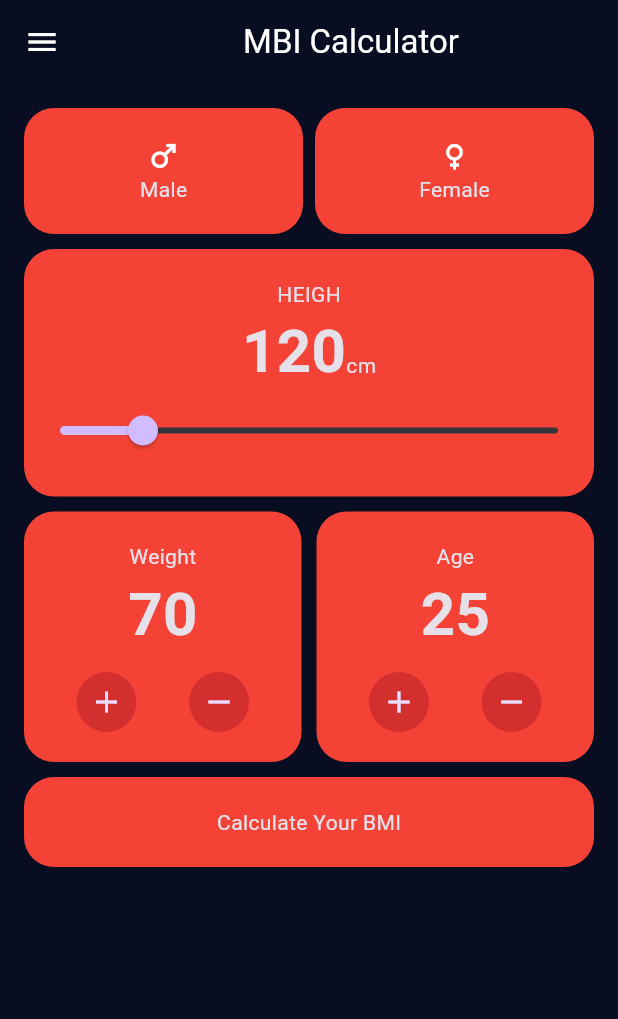
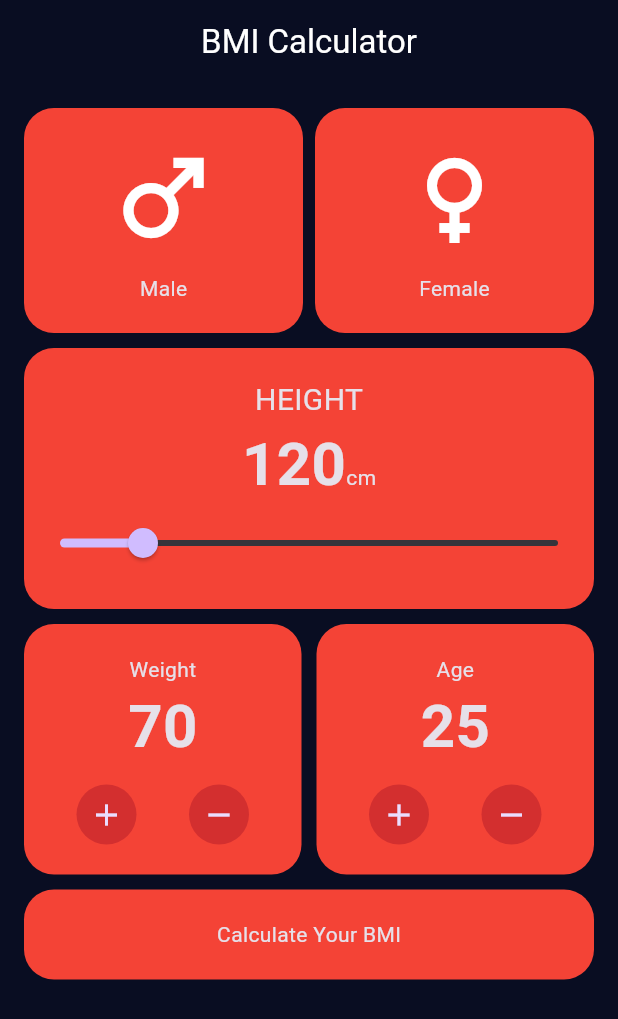
Before and after one commit to mdsiamulislam/DIU99DayCodingChallengeApp, a Flutter app: the MyHomePage screen opened directly, after a tap on the "add" icon, after a tap on the "remove" icon, on a phone screen of 412 x 824 dp. Shown: the top 1019 px of the screen. Run offline on Flutter 3.47's test engine with Material 3 defaults, Android fonts, the phone set to English and light mode, and no system bars.

Commit message:
Day 2 proejct finish

```diff
--- a/Day02/lib/main.dart
+++ b/Day02/lib/main.dart
@@ -1,7 +1,9 @@
+import 'package:bmiapp/result_page.dart';
 import 'package:flutter/material.dart';
-enum SetClick{
-  incresed,
-  decriesd,
+
+enum SetClick {
+  increased,
+  decreased,
   none
 }
 
@@ -12,28 +14,24 @@ void main() {
 class MyApp extends StatelessWidget {
   const MyApp({super.key});
 
-  // This widget is the root of your application.
   @override
   Widget build(BuildContext context) {
     return MaterialApp(
-      title: 'Flutter Demo',
+      title: 'BMI Calculator',
       theme: ThemeData.dark().copyWith(
         scaffoldBackgroundColor: Color(0xFF090D22),
         appBarTheme: AppBarTheme(
           backgroundColor: Color(0xFF090D22),
           foregroundColor: Colors.white,
-        )
         ),
-      home: const MyHomePage(title: 'MBI Calculator'),
+      ),
+      home: const MyHomePage(title: 'BMI Calculator'),
     );
   }
 }
 
-
-
 class MyHomePage extends StatefulWidget {
   const MyHomePage({super.key, required this.title});
-
   final String title;
 
   @override
@@ -41,30 +39,24 @@ class MyHomePage extends StatefulWidget {
 }
 
 class _MyHomePageState extends State<MyHomePage> {
+  int height = 120, weight = 70, age = 25;
 
-
-  int height = 120,weight = 70, ages=25;
-
-  void weightChange(SetClick setClick , SetClick age){
+  void weightChange(SetClick weightChange, SetClick ageChange) {
     setState(() {
-      if((setClick == SetClick.incresed) && (age == SetClick.none)){
-        if(weight>0 && weight < 200){
+      if (weightChange == SetClick.increased && weight < 200) {
         weight++;
-        }
-      }else if((setClick == SetClick.decriesd) && (age == SetClick.none)){
-        if(weight>0 && weight < 200){
+      } else if (weightChange == SetClick.decreased && weight > 0) {
         weight--;
-        }
-      }else if((setClick == SetClick.none) && (age == SetClick.incresed)){
-        if(ages>0 && ages<120){
-          ages++;
-        }
-      }else if((setClick == SetClick.none) && (age == SetClick.decriesd)){
-        if(ages>0 && ages<120){
-          ages--;
-        }
+      } else if (ageChange == SetClick.increased && age < 120) {
+        age++;
+      } else if (ageChange == SetClick.decreased && age > 0) {
+        age--;
       }
     });
+  }
+
+  double calculateBMI() {
+    return weight / ((height / 100) * (height / 100));
   }
 
   @override
@@ -72,209 +64,190 @@ class _MyHomePageState extends State<MyHomePage> {
     return Scaffold(
       appBar: AppBar(
         title: Center(child: Text(widget.title)),
-
-        leading: Icon(Icons.menu),
       ),
-      body: Padding(padding: EdgeInsets.all(16),
+      body: Padding(
+        padding: EdgeInsets.all(16),
         child: Column(
           children: [
             Row(
               children: [
                 Expanded(
+                  child: GenderCard(icon: Icons.male, label: "Male"),
+                ),
+                SizedBox(width: 8),
+                Expanded(
+                  child: GenderCard(icon: Icons.female, label: "Female"),
+                ),
+              ],
+            ),
+            SizedBox(height: 10),
+            HeightCard(height: height, onChanged: (newHeight) {
+              setState(() {
+                height = newHeight;
+              });
+            }),
+            SizedBox(height: 10),
+            Row(
+              children: [
+                Expanded(
+                  child: InputCard(
+                    title: "Weight",
+                    value: weight,
+                    onIncrease: () => weightChange(SetClick.increased, SetClick.none),
+                    onDecrease: () => weightChange(SetClick.decreased, SetClick.none),
+                  ),
+                ),
+                SizedBox(width: 10),
+                Expanded(
+                  child: InputCard(
+                    title: "Age",
+                    value: age,
+                    onIncrease: () => weightChange(SetClick.none, SetClick.increased),
+                    onDecrease: () => weightChange(SetClick.none, SetClick.decreased),
+                  ),
+                ),
+              ],
+            ),
+            SizedBox(height: 10),
+            GestureDetector(
+              onTap: () {
+                Navigator.push(
+                  context,
+                  MaterialPageRoute(
+                    builder: (context) => ResultPage(
+                      bmi: calculateBMI(),
+                      age: age,
+                      weight: weight,
+                    ),
+                  ),
+                );
+              },
               child: Container(
+                child: Center(child: Text("Calculate Your BMI")),
+                padding: EdgeInsets.symmetric(vertical: 20),
+                width: double.infinity,
+                decoration: BoxDecoration(
+                  color: Colors.red,
+                  borderRadius: BorderRadius.circular(20),
+                ),
+              ),
+            ),
+          ],
+        ),
+      ),
+    );
+  }
+}
+
+class GenderCard extends StatelessWidget {
+  final IconData icon;
+  final String label;
+
+  const GenderCard({required this.icon, required this.label});
+
+  @override
+  Widget build(BuildContext context) {
+    return Container(
       child: Column(
         children: [
-                    Icon(Icons.male),
-                    Text("Male"),
+          Icon(icon, size: 80),
+          SizedBox(height: 10),
+          Text(label),
         ],
       ),
       padding: EdgeInsets.symmetric(vertical: 20),
       decoration: BoxDecoration(
         color: Colors.red,
-                      borderRadius: BorderRadius.circular(20)
+        borderRadius: BorderRadius.circular(20),
       ),
-              ),),
-              SizedBox(
-                width: 8,
-              ),
-              Expanded(
-                child: Container(
-                  child: Column(
-                    children: [
-                      Icon(Icons.female),
-                      Text("Female"),
-                    ],
-                  ),
-                  padding: EdgeInsets.symmetric(vertical: 20),
-                  decoration: BoxDecoration(
-                      color: Colors.red,
-                      borderRadius: BorderRadius.circular(20)
-                  ),
-                ),),
+    );
+  }
+}
 
-            ],
-          ),
-          SizedBox(
-            height: 10,
-          ),
-          Container(
+class HeightCard extends StatelessWidget {
+  final int height;
+  final ValueChanged<int> onChanged;
+
+  const HeightCard({required this.height, required this.onChanged});
+
+  @override
+  Widget build(BuildContext context) {
+    return Container(
       child: Column(
         mainAxisAlignment: MainAxisAlignment.center,
         children: [
-                Text("HEIGH"),
+          Text("HEIGHT", style: TextStyle(fontSize: 20)),
           Row(
             mainAxisAlignment: MainAxisAlignment.center,
             crossAxisAlignment: CrossAxisAlignment.baseline,
             textBaseline: TextBaseline.alphabetic,
             children: [
-                    Text("$height",style: TextStyle(
-                      fontSize: 40,
-                      fontWeight: FontWeight.bold
-                    ),),
+              Text("$height", style: TextStyle(fontSize: 40, fontWeight: FontWeight.bold)),
               Text("cm"),
-
             ],
           ),
-    Slider(value: height.toDouble(), onChanged: (double newHeight){
-    setState(() {
-    height = newHeight.floor();
-    });
-    },max: 220.0,
-    min: 100.0,)
+          Slider(
+            value: height.toDouble(),
+            onChanged: (double newHeight) {
+              onChanged(newHeight.floor());
+            },
+            max: 220.0,
+            min: 100.0,
+          ),
         ],
       ),
       padding: EdgeInsets.symmetric(vertical: 20),
       width: double.infinity,
       decoration: BoxDecoration(
         color: Colors.red,
-                borderRadius: BorderRadius.circular(20)
+        borderRadius: BorderRadius.circular(20),
       ),
-          ),
-          SizedBox(
-            height: 10,
-          ),
-          Row(
-            children: [
+    );
+  }
+}
 
-              Expanded(
-                child: Container(
+class InputCard extends StatelessWidget {
+  final String title;
+  final int value;
+  final VoidCallback onIncrease;
+  final VoidCallback onDecrease;
+
+  const InputCard({required this.title, required this.value, required this.onIncrease, required this.onDecrease});
+
+  @override
+  Widget build(BuildContext context) {
+    return Container(
       child: Column(
         children: [
-                      Text("Weight"),
-                  Text("$weight",style: TextStyle(
-                      fontSize: 40,
-                      fontWeight: FontWeight.bold
-                  ),),
-                      SizedBox(
-                        height: 10,
-                      ),
+          Text(title),
+          Text("$value", style: TextStyle(fontSize: 40, fontWeight: FontWeight.bold)),
+          SizedBox(height: 10),
           Row(
             mainAxisAlignment: MainAxisAlignment.spaceEvenly,
             children: [
               GestureDetector(
-                            onTap: (){
-                              weightChange(SetClick.incresed, SetClick.none);
-                            },
-                            child: Center(
+                onTap: onIncrease,
                 child: CircleAvatar(
                   child: Icon(Icons.add),
                   backgroundColor: Colors.red.shade700,
                 ),
               ),
-                          ),
-                          GestureDetector(onTap: (){
-                            weightChange(SetClick.decriesd, SetClick.none);
-                          },
-                            child: Center(
+              GestureDetector(
+                onTap: onDecrease,
                 child: CircleAvatar(
                   child: Icon(Icons.remove),
                   backgroundColor: Colors.red.shade700,
                 ),
               ),
-                          )
-
             ],
-                      )
+          ),
         ],
       ),
       padding: EdgeInsets.symmetric(vertical: 20),
       decoration: BoxDecoration(
         color: Colors.red,
-                      borderRadius: BorderRadius.circular(20)
+        borderRadius: BorderRadius.circular(20),
       ),
-                ),),
-              SizedBox(
-                width: 10,
-              ),
-
-              Expanded(
-                child: Container(
-                  child: Column(
-                    children: [
-                      Text("Age"),
-                      Text("$ages",style: TextStyle(
-                          fontSize: 40,
-                          fontWeight: FontWeight.bold
-                      ),),
-                      SizedBox(
-                        height: 10,
-                      ),
-                      Row(
-                        mainAxisAlignment: MainAxisAlignment.spaceEvenly,
-                        children: [
-                          GestureDetector(
-                            onTap: (){
-                              weightChange(SetClick.none, SetClick.incresed);
-                            },
-                            child: Center(
-                              child: CircleAvatar(
-                                child: Icon(Icons.add),
-                                backgroundColor: Colors.red.shade700,
-                              ),
-                            ),
-                          ),
-                          GestureDetector(onTap: (){
-                            weightChange(SetClick.none, SetClick.decriesd);
-                          },
-                            child: Center(
-                              child: CircleAvatar(
-                                child: Icon(Icons.remove),
-                                backgroundColor: Colors.red.shade700,
-                              ),
-                            ),
-                          )
-
-                        ],
-                      )
-                    ],
-                  ),
-                  padding: EdgeInsets.symmetric(vertical: 20),
-                  decoration: BoxDecoration(
-                      color: Colors.red,
-                      borderRadius: BorderRadius.circular(20)
-                  ),
-                ),),
-            ],
-          ),
-          SizedBox(
-            height: 10,
-          ),Container(
-            child: Column(
-              mainAxisAlignment: MainAxisAlignment.center,
-              children: [
-                Text("Calculate Your BMI"),
-              ],
-            ),
-            padding: EdgeInsets.symmetric(vertical: 20),
-            width: double.infinity,
-            decoration: BoxDecoration(
-                color: Colors.red,
-                borderRadius: BorderRadius.circular(20)
-            ),
-          ),
-
-        ],
-      ),)
     );
   }
 }
--- /dev/null
+++ b/Day02/lib/result_page.dart
@@ -0,0 +1,66 @@
+import 'package:flutter/material.dart';
+
+class ResultPage extends StatelessWidget {
+  final double bmi;
+  final int age;
+  final int weight;
+
+  ResultPage({super.key, required this.bmi, required this.age, required this.weight});
+
+  String getStatus() {
+    if (bmi < 18.5) return "Underweight";
+    else if (bmi < 24.9) return "Normal";
+    else if (bmi < 29.9) return "Overweight";
+    else return "Obesity";
+  }
+
+  String getMessage() {
+    String status = getStatus();
+    if (status == "Normal") return "You have a normal body weight.";
+    return "Consider adjusting your weight for better health.";
+  }
+
+  @override
+  Widget build(BuildContext context) {
+    return Scaffold(
+      appBar: AppBar(
+        title: Text("Result Page"),
+      ),
+      body: Padding(
+        padding: EdgeInsets.all(16),
+        child: SizedBox(
+          width: double.infinity,
+          child: Card(
+            child: Padding(
+              padding: EdgeInsets.all(8),
+              child: Column(
+                mainAxisAlignment: MainAxisAlignment.start,
+                children: [
+                  Text("Result: ", style: TextStyle(fontSize: 40, fontWeight: FontWeight.bold)),
+                  Text(getStatus(), style: TextStyle(fontSize: 30, color: Colors.red, fontWeight: FontWeight.bold)),
+                  Text(bmi.toStringAsFixed(1), style: TextStyle(fontSize: 60, fontWeight: FontWeight.bold)),
+                  Text(getMessage(), style: TextStyle(fontSize: 30, color: Colors.red.shade200, fontWeight: FontWeight.bold)),
+                  SizedBox(height: 20),
+                  GestureDetector(
+                    onTap: () {
+                      Navigator.pop(context);
+                    },
+                    child: Container(
+                      child: Center(child: Text("Recalculate BMI")),
+                      padding: EdgeInsets.symmetric(vertical: 20),
+                      width: double.infinity,
+                      decoration: BoxDecoration(
+                        color: Colors.red,
+                        borderRadius: BorderRadius.circular(10),
+                      ),
+                    ),
+                  ),
+                ],
+              ),
+            ),
+          ),
+        ),
+      ),
+    );
+  }
+}
```
Also changed, not shown: assets/5.jpg (added), 1 other file. Lines whose indentation alone changed are shown as unchanged.
